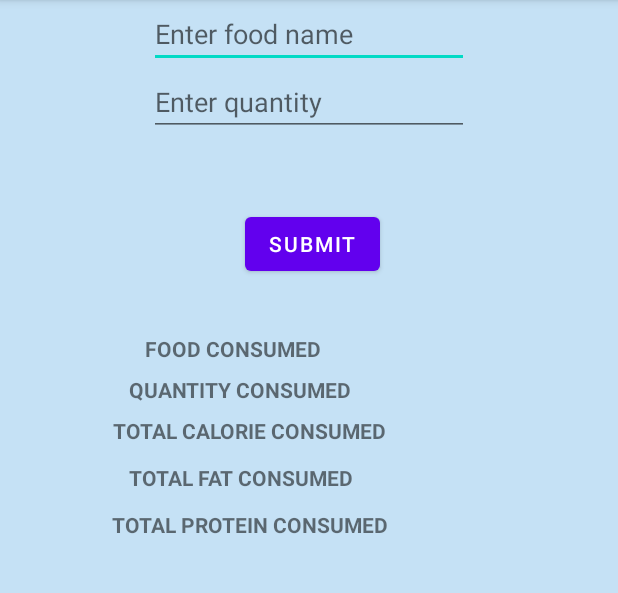
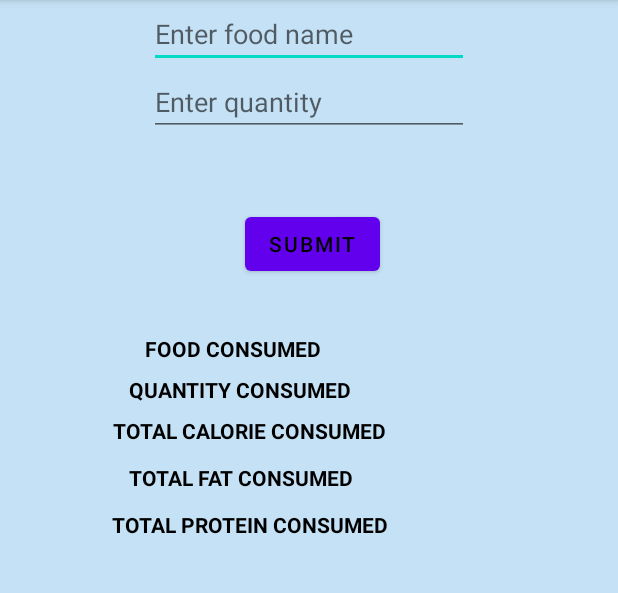
Before and after one commit to alamuramasamy9/MobileApp-Fitfoodie, an Android app: the DietTwo screen opened directly, with no data from a screen before it, on a phone screen of 412 x 824 dp, the part 84-677 px from its top. Run offline under Robolectric (Android 15) with nearby library versions, the phone set to English and light mode, and no system bars; our stand-ins replace Firebase (no records; nobody signed in at launch, a user with empty details on screens opened directly); libraries missing offline, so code that uses them is left out: io.grpc.

Commit message:
added savedInstance for diet pages

```diff
--- a/app/src/main/java/edu/northeastern/fitfoodie/DietTwo.java
+++ b/app/src/main/java/edu/northeastern/fitfoodie/DietTwo.java
@@ -60,6 +60,12 @@ public class DietTwo extends AppCompatActivity {
     private TextView fatConsumed;
     private TextView proteinConsumed;
 
+    private static final String foodName_key = "xxx";
+    private static final String foodQuality_key = "aaa";
+    private static final String caloriesConsumed_key = "bbb";
+    private static final String fatConsumed_key = "ccc";
+    private static final String proteinConsumed_key = "ddd";
+    private static final String toastmessage_key = "eee";
 
 
     @SuppressLint("MissingInflatedId")
@@ -81,6 +87,17 @@ public class DietTwo extends AppCompatActivity {
         proteinConsumed = findViewById(R.id.proteinConsumedTextView);
         toastmessge = findViewById(R.id.toastView);
 
+
+
+        if (savedInstanceState != null) {
+            foodName.setText(savedInstanceState.getString("xxx"));
+            foodQuantity.setText(savedInstanceState.getString("aaa"));
+            caloriesConsumed.setText(savedInstanceState.getString("bbb"));
+            fatConsumed.setText(savedInstanceState.getString("ccc"));
+            proteinConsumed.setText(savedInstanceState.getString("ddd"));
+            toastmessge.setText(savedInstanceState.getString("eee"));
+
+        }
 
         Intent intent = getIntent();
         String userid = intent.getStringExtra("username");
@@ -210,6 +227,17 @@ public class DietTwo extends AppCompatActivity {
         });
     }
 
+    public void onSaveInstanceState(Bundle outputState) {
+        super.onSaveInstanceState(outputState);
+        outputState.putString(foodName_key, String.valueOf(foodName.getText()));
+        outputState.putString(foodQuality_key, String.valueOf(foodQuantity.getText()));
+        outputState.putString(caloriesConsumed_key, String.valueOf(caloriesConsumed.getText()));
+        outputState.putString(fatConsumed_key, String.valueOf(fatConsumed.getText()));
+        outputState.putString(proteinConsumed_key, String.valueOf(proteinConsumed.getText()));
+        outputState.putString(toastmessage_key, String.valueOf(toastmessge.getText()));
+
+    }
+
     private void resetData() {
         toastmessge.setText("");
         foodQuantity.setText("");
@@ -218,6 +246,8 @@ public class DietTwo extends AppCompatActivity {
         fatConsumed.setText("");
         proteinConsumed.setText("");
     }
+
+//    private void onSaveInstanceState(Bundle outState)
 
     @SuppressLint("SetTextI18n")
     private void UpdateUI2() {
--- a/app/src/main/java/edu/northeastern/fitfoodie/SignUpActivity.java
+++ b/app/src/main/java/edu/northeastern/fitfoodie/SignUpActivity.java
@@ -69,6 +69,10 @@ public class SignUpActivity extends AppCompatActivity {
     protected void onCreate(Bundle saveInstanceState){
         super.onCreate(saveInstanceState);
         setContentView(R.layout.sign_up_form);
+
+
+
+
 
         username = findViewById(R.id.username_edit_view);
         name =  findViewById(R.id.name_edit_view);
--- a/app/src/main/java/edu/northeastern/fitfoodie/SignUpOnClickListener.java
+++ b/app/src/main/java/edu/northeastern/fitfoodie/SignUpOnClickListener.java
@@ -192,6 +192,7 @@ public class SignUpOnClickListener extends SignUpActivity implements View.OnClic
                         intent.setFlags(Intent.FLAG_ACTIVITY_CLEAR_TASK | Intent.FLAG_ACTIVITY_NEW_TASK);
                         // Add the username as an extra to the intent
                         intent.putExtra("currentUser", newUser.getUsername());
+                        intent.putExtra("username", newUser.getUsername());
                         mContext.startActivity(intent);
                     }, 1000); // 3000 milliseconds = 3 seconds
                 }
--- a/app/src/main/res/layout/activity_diet_two.xml
+++ b/app/src/main/res/layout/activity_diet_two.xml
@@ -8,6 +8,7 @@
     android:layout_height="match_parent"
     android:background="#c5e1f5"
     android:orientation="vertical"
+    android:textColor="@color/black"
     tools:context=".DietTwo">
 
     <EditText
@@ -21,6 +22,7 @@
         app:layout_constraintStart_toStartOf="parent"
         app:layout_constraintBottom_toTopOf="@+id/foodQuantityConsumed"
         app:layout_constraintTop_toTopOf="parent"
+        android:textColor="@color/black"
         tools:ignore="MissingConstraints" />
 
     <EditText
@@ -32,6 +34,7 @@
         android:inputType="textPersonName"
         app:layout_constraintEnd_toEndOf="parent"
         app:layout_constraintStart_toStartOf="parent"
+        android:textColor="@color/black"
         app:layout_constraintTop_toBottomOf="@+id/foodNameConsumed"
         app:layout_constraintBottom_toTopOf="@+id/submitButton"
         />
@@ -45,6 +48,7 @@
         android:text="Submit"
         app:layout_constraintStart_toStartOf="parent"
         app:layout_constraintEnd_toEndOf="parent"
+        android:textColor="@color/black"
         app:layout_constraintTop_toBottomOf="@+id/foodQuantityConsumed"
         tools:ignore="MissingConstraints" />
 
@@ -58,6 +62,7 @@
         app:layout_constraintEnd_toEndOf="parent"
         app:layout_constraintHorizontal_bias="0.327"
         app:layout_constraintStart_toStartOf="parent"
+        android:textColor="@color/black"
         app:layout_constraintTop_toBottomOf="@+id/submitButton"
         tools:ignore="MissingConstraints" />
 
@@ -71,6 +76,7 @@
         app:layout_constraintEnd_toEndOf="parent"
         app:layout_constraintHorizontal_bias="0.327"
         app:layout_constraintStart_toStartOf="parent"
+        android:textColor="@color/black"
         app:layout_constraintTop_toBottomOf="@id/foodNameConsumedTextView" />
 
     <TextView
@@ -83,6 +89,7 @@
         app:layout_constraintEnd_toEndOf="parent"
         app:layout_constraintHorizontal_bias="0.327"
         app:layout_constraintStart_toStartOf="parent"
+        android:textColor="@color/black"
         app:layout_constraintTop_toBottomOf="@id/foodQuantityConsumedTextView" />
 
     <TextView
@@ -94,6 +101,7 @@
         android:textStyle="bold"
         app:layout_constraintEnd_toEndOf="parent"
         app:layout_constraintHorizontal_bias="0.327"
+        android:textColor="@color/black"
         app:layout_constraintStart_toStartOf="parent"
         app:layout_constraintTop_toBottomOf="@id/caloriesConsumedTextView" />
 
@@ -107,6 +115,7 @@
         app:layout_constraintEnd_toEndOf="parent"
         app:layout_constraintHorizontal_bias="0.327"
         app:layout_constraintStart_toStartOf="parent"
+        android:textColor="@color/black"
         app:layout_constraintTop_toBottomOf="@id/fatConsumedTextView" />
 
     <TextView
@@ -116,6 +125,7 @@
         app:layout_constraintEnd_toEndOf="parent"
         app:layout_constraintHorizontal_bias="0.327"
         app:layout_constraintStart_toStartOf="parent"
+        android:textColor="@color/black"
         android:textStyle="bold"
         android:textSize="15dp"
         app:layout_constraintTop_toBottomOf="@+id/proteinConsumedTextView"/>
--- a/app/src/main/res/layout/activity_log_view.xml
+++ b/app/src/main/res/layout/activity_log_view.xml
@@ -16,6 +16,7 @@
         android:gravity="center"
         android:textAlignment="center"
         android:layout_marginTop="20dp"
+        android:textColor="@color/black"
         app:layout_constraintStart_toStartOf="parent"
         app:layout_constraintEnd_toEndOf="parent"
         app:layout_constraintTop_toTopOf="parent"
@@ -27,6 +28,7 @@
         android:layout_width="match_parent"
         android:layout_height="0dp"
         android:paddingTop="20dp"
+        android:textColor="@color/black"
         app:layout_constraintStart_toStartOf="parent"
         app:layout_constraintEnd_toEndOf="parent"
         app:layout_constraintTop_toBottomOf="@+id/calender_picker"
@@ -43,7 +45,7 @@
         app:iconGravity="textStart"
         app:iconSize="32dp"
         android:text=""
-        android:textColor="@color/white"
+        android:textColor="@color/black"
         app:layout_constraintStart_toStartOf="parent"
         app:layout_constraintEnd_toEndOf="parent"
         app:layout_constraintTop_toBottomOf="@+id/Header"
@@ -59,6 +61,7 @@
         android:textAlignment="center"
         android:layout_marginBottom="20dp"
         app:layout_constraintStart_toStartOf="parent"
+        android:textColor="@color/black"
         app:layout_constraintEnd_toEndOf="parent"
         app:layout_constraintTop_toBottomOf="@+id/recyclerView"
         app:layout_constraintBottom_toBottomOf="parent"
@@ -75,6 +78,7 @@
         android:layout_marginTop="20dp"
         android:visibility="gone"
         app:layout_constraintStart_toStartOf="parent"
+        android:textColor="@color/black"
         app:layout_constraintEnd_toEndOf="parent"
         app:layout_constraintTop_toBottomOf="@+id/Header"
         app:layout_constraintBottom_toTopOf="@+id/TotalCaloriesTV"
```
Also changed, not shown: app/src/main/java/edu/northeastern/fitfoodie/LogView.java (+18 -0 lines).
